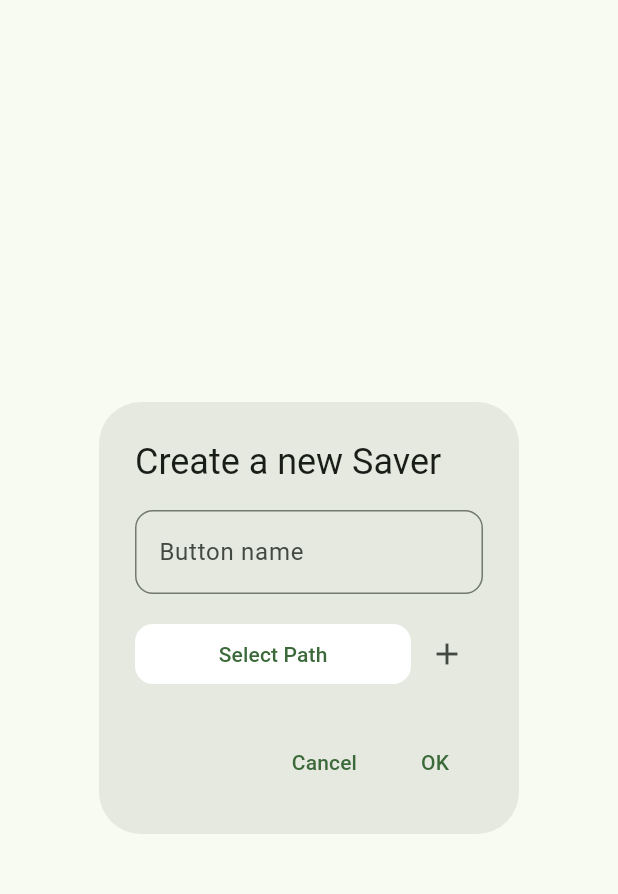
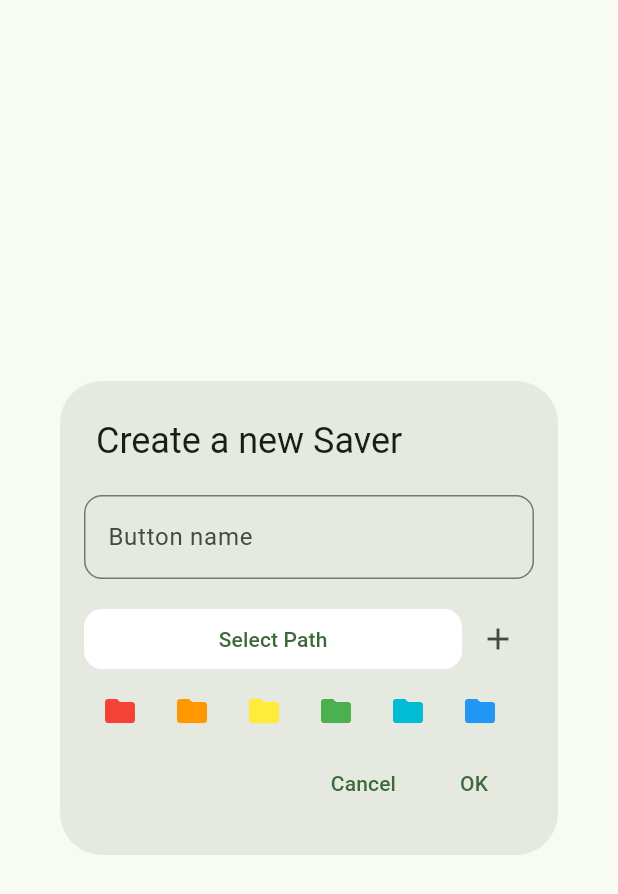
Before and after one commit to NielsLee/SnapSaver, a Flutter app: the InsertButtonDialog widget shown alone on an empty page, opened directly, on a phone screen of 412 x 824 dp. Shown: the top 894 px of the screen. Run offline on Flutter 3.47's test engine with Material 3 defaults, Android fonts, the phone set to English and light mode, and no system bars; our stand-ins replace audioplayers, camera, file_picker, sqflite, vibration; accounts and stored records are empty; generated files the repository leaves out were written again.

Commit message:
实现拍照键的颜色选择，实现多路径存储，实现感谢按钮，锁定竖屏布局

```diff
--- /dev/null
+++ b/devtools_options.yaml
@@ -0,0 +1 @@
+extensions:
--- a/lib/constants.dart
+++ b/lib/constants.dart
@@ -1,5 +1,6 @@
 class Constants {
   static const String dbName = "savers_database.db";
-  static const String tableName = "savers";
+  static const String saverTableName = "savers";
+  static const String pathTableName = "saver_paths";
   static const int dbVersion = 2;
 }
--- a/lib/dialog/insert_button_dialog.dart
+++ b/lib/dialog/insert_button_dialog.dart
@@ -24,6 +24,8 @@ class InsertButtonDialogState extends State<InsertButtonDialog> {
 
   // Indicates whether user has manually input path
   bool hasManuallyInputPath = false;
+  // Color of the Saver button
+  Color? saverColor = null;
 
   @override
   Widget build(BuildContext context) {
@@ -32,14 +34,13 @@ class InsertButtonDialogState extends State<InsertButtonDialog> {
         child: Consumer<DialogViewModel>(
           builder: (_, dialogViewModel, __) {
             return AlertDialog(
+              contentPadding: EdgeInsets.fromLTRB(16, 20, 16, 0),
               title: Text(AppLocalizations.of(context)!.createANewSaver),
               content: SingleChildScrollView(
                 child: ListBody(
                   children: <Widget>[
-                    Row(
-                      children: [
-                        Expanded(
-                            child: TextField(
+                    // Text field for input name of new saver
+                    TextField(
                       controller: nameController,
                       onTap: () {
                         hasManuallyInputPath = true;
@@ -49,10 +50,10 @@ class InsertButtonDialogState extends State<InsertButtonDialog> {
                           border: const OutlineInputBorder(
                               borderRadius:
                                   BorderRadius.all(Radius.circular(12)))),
-                        ))
-                      ],
                     ),
+
                     Padding(padding: EdgeInsets.all(8)),
+
                     // Columns for path select
                     Column(
                         children: pathSelectors.asMap().entries.map((entry) {
@@ -83,6 +84,8 @@ class InsertButtonDialogState extends State<InsertButtonDialog> {
                                           pathSelector.path = path;
                                           pathSelector.isPathSelected = true;
                                         });
+                                        // add selected path to viewmodel
+                                        dialogViewModel.addPath(path);
                                       }
                                     });
                                   },
@@ -141,7 +144,72 @@ class InsertButtonDialogState extends State<InsertButtonDialog> {
                                   icon: Icon(Icons.remove)))
                         ],
                       );
-                    }).toList())
+                    }).toList()),
+
+                    // Row for select saver color
+                    SingleChildScrollView(
+                      scrollDirection: Axis.horizontal,
+                      child: Row(
+                        children: [
+                          IconButton(
+                              onPressed: () {
+                                saverColor = Colors.red;
+                              },
+                              icon: Icon(
+                                Icons.folder,
+                                color: Colors.red,
+                              )),
+                          IconButton(
+                              onPressed: () {
+                                saverColor = Colors.orange;
+                              },
+                              icon: Icon(
+                                Icons.folder,
+                                color: Colors.orange,
+                              )),
+                          IconButton(
+                              onPressed: () {
+                                saverColor = Colors.yellow;
+                              },
+                              icon: Icon(
+                                Icons.folder,
+                                color: Colors.yellow,
+                              )),
+                          IconButton(
+                              onPressed: () {
+                                saverColor = Colors.green;
+                              },
+                              icon: Icon(
+                                Icons.folder,
+                                color: Colors.green,
+                              )),
+                          IconButton(
+                              onPressed: () {
+                                saverColor = Colors.cyan;
+                              },
+                              icon: Icon(
+                                Icons.folder,
+                                color: Colors.cyan,
+                              )),
+                          IconButton(
+                              onPressed: () {
+                                saverColor = Colors.blue;
+                              },
+                              icon: Icon(
+                                Icons.folder,
+                                color: Colors.blue,
+                              )),
+                          IconButton(
+                              onPressed: () {
+                                saverColor = Colors.purple;
+                              },
+                              icon: Icon(
+                                Icons.folder,
+                                color: Colors.purple,
+                              )),
+                        ],
+                      ),
+                    )
                   ],
                 ),
               ),
@@ -171,10 +239,10 @@ class InsertButtonDialogState extends State<InsertButtonDialog> {
 
                     print("name:$inputName, path: $inputPath");
                     if (inputName.isEmpty || avaliablePaths.isEmpty) {
-                      // do nothing
+                      // no name or no path, do nothing
                     } else {
                       dialogViewModel.setName(inputName);
-                      dialogViewModel.setPath(inputPath);
+                      dialogViewModel.setColor(saverColor);
                       Navigator.of(context).pop(dialogViewModel);
                     }
                   },
--- a/lib/entity/saver.dart
+++ b/lib/entity/saver.dart
@@ -1,14 +1,14 @@
 class Saver {
-  final String path;
+  final List<String> paths;
   final String name;
   // TODO implement Saver colors
-  final String? color;
+  final int? color;
 
-  const Saver({required this.path, required this.name, this.color});
+  const Saver({required this.paths, required this.name, this.color});
 
   Map<String, Object?> toMap() {
     return {
-      'path': path,
+      'path': paths,
       'name': name,
       'color': color,
     };
--- a/lib/l10n/app_en.arb
+++ b/lib/l10n/app_en.arb
@@ -12,5 +12,6 @@
     "contactDeveloper": "Contact developer",
     "browseSourceCode": "Browse source code",
     "notYetImplemented": "Not yet implemented",
-    "saverPathExisted": "❌Saver with this path already existed"
+    "saverPathExisted": "❌Saver with this path already existed",
+    "thankForCharlie": "🎉Thanks to Charlie Sierra for the inspiration for this app!"
 }
--- a/lib/l10n/app_zh.arb
+++ b/lib/l10n/app_zh.arb
@@ -12,5 +12,6 @@
     "contactDeveloper": "联系开发者",
     "browseSourceCode": "浏览源码",
     "notYetImplemented": "尚未实现",
-    "saverPathExisted": "❌已经存在这个路径的拍照键了"
+    "saverPathExisted": "❌已经存在这个路径的拍照键了",
+    "thankForCharlie": "🎉感谢Charlie Sierra为本App提供的灵感！"
 }
```
Also changed, not shown: lib/db/SaverDatabase.dart (+64 -17 lines), lib/home_screen.dart (+51 -19 lines), lib/main.dart (+11 -5 lines), lib/settings_screen.dart (+15 -6 lines), lib/viewmodel/dialog_view_model.dart (+14 -7 lines), pubspec.lock, 1 other file. Lines whose indentation alone changed are shown as unchanged.
